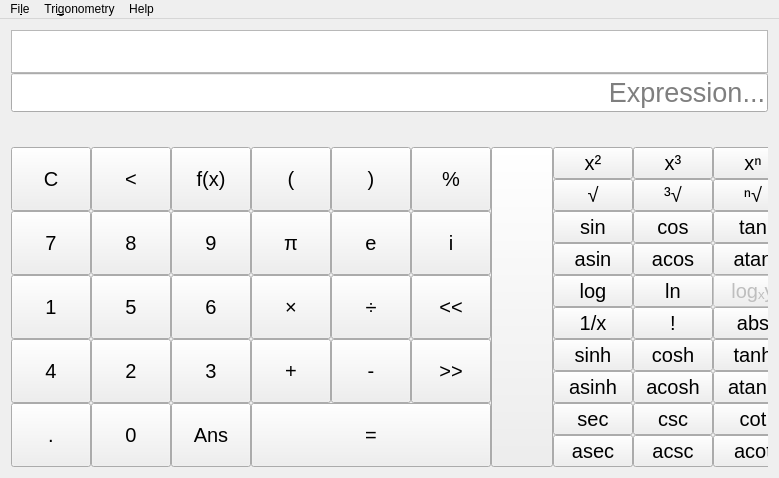
First picture: the form in mainwindow.ui, repository theCheeseboard/thecalculator, before the edit.
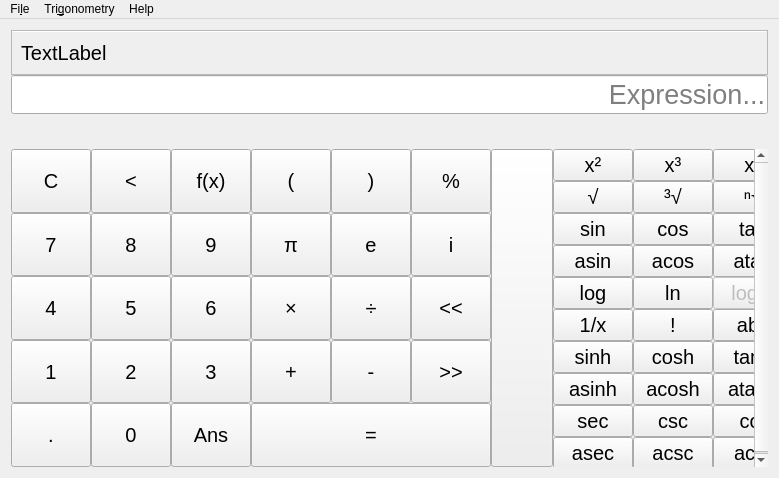
Second picture: the form after the edit. Icons and pictures are not drawn. Custom widgets are drawn as their Qt base class.

The edit to the form file:
```diff
--- a/mainwindow.ui
+++ b/mainwindow.ui
@@ -51,59 +51,111 @@
          <pointsize>15</pointsize>
         </font>
        </property>
-       <layout class="QGridLayout" name="gridLayout">
+       <layout class="QVBoxLayout" name="verticalLayout_5">
         <property name="spacing">
          <number>0</number>
         </property>
-        <item row="3" column="0" colspan="8">
-         <widget class="QWidget" name="answerContainer" native="true">
-          <property name="sizePolicy">
-           <sizepolicy hsizetype="Preferred" vsizetype="Fixed">
-            <horstretch>0</horstretch>
-            <verstretch>0</verstretch>
-           </sizepolicy>
+        <item>
+         <widget class="QFrame" name="topFrame">
+          <property name="frameShape">
+           <enum>QFrame::StyledPanel</enum>
           </property>
-          <layout class="QHBoxLayout" name="horizontalLayout">
-           <property name="sizeConstraint">
-            <enum>QLayout::SetMinAndMaxSize</enum>
+          <property name="frameShadow">
+           <enum>QFrame::Sunken</enum>
+          </property>
+          <layout class="QVBoxLayout" name="verticalLayout_6">
+           <property name="spacing">
+            <number>0</number>
            </property>
            <property name="leftMargin">
             <number>0</number>
            </property>
            <property name="topMargin">
-            <number>6</number>
+            <number>0</number>
            </property>
            <property name="rightMargin">
             <number>0</number>
            </property>
            <property name="bottomMargin">
-            <number>6</number>
+            <number>0</number>
            </property>
            <item>
-            <widget class="QLabel" name="answerLabel">
+            <widget class="QListWidget" name="historyWidget">
              <property name="sizePolicy">
-              <sizepolicy hsizetype="Ignored" vsizetype="Maximum">
+              <sizepolicy hsizetype="Expanding" vsizetype="Ignored">
                <horstretch>0</horstretch>
                <verstretch>0</verstretch>
               </sizepolicy>
              </property>
-             <property name="font">
-              <font>
-               <pointsize>15</pointsize>
-              </font>
+             <property name="frameShape">
+              <enum>QFrame::NoFrame</enum>
              </property>
-             <property name="text">
-              <string/>
-             </property>
-             <property name="alignment">
-              <set>Qt::AlignRight|Qt::AlignTrailing|Qt::AlignVCenter</set>
-             </property>
+            </widget>
+           </item>
+           <item>
+            <widget class="QWidget" name="helpWidget" native="true">
+             <layout class="QVBoxLayout" name="verticalLayout_7">
+              <property name="spacing">
+               <number>0</number>
+              </property>
+              <property name="leftMargin">
+               <number>0</number>
+              </property>
+              <property name="topMargin">
+               <number>0</number>
+              </property>
+              <property name="rightMargin">
+               <number>0</number>
+              </property>
+              <property name="bottomMargin">
+               <number>0</number>
+              </property>
+              <item>
+               <widget class="Line" name="line_3">
+                <property name="maximumSize">
+                 <size>
+                  <width>16777215</width>
+                  <height>1</height>
+                 </size>
+                </property>
+                <property name="orientation">
+                 <enum>Qt::Horizontal</enum>
+                </property>
+               </widget>
+              </item>
+              <item>
+               <layout class="QVBoxLayout" name="verticalLayout_8">
+                <property name="spacing">
+                 <number>6</number>
+                </property>
+                <property name="leftMargin">
+                 <number>9</number>
+                </property>
+                <property name="topMargin">
+                 <number>9</number>
+                </property>
+                <property name="rightMargin">
+                 <number>9</number>
+                </property>
+                <property name="bottomMargin">
+                 <number>9</number>
+                </property>
+                <item>
+                 <widget class="QLabel" name="label_4">
+                  <property name="text">
+                   <string>TextLabel</string>
+                  </property>
+                 </widget>
+                </item>
+               </layout>
+              </item>
+             </layout>
             </widget>
            </item>
           </layout>
          </widget>
         </item>
-        <item row="1" column="0" colspan="8">
+        <item>
          <widget class="ExpressionLineEdit" name="expressionBox">
           <property name="font">
            <font>
@@ -121,7 +173,55 @@
           </property>
          </widget>
         </item>
-        <item row="4" column="0" colspan="8">
+        <item>
+         <widget class="QWidget" name="answerContainer" native="true">
+          <property name="sizePolicy">
+           <sizepolicy hsizetype="Preferred" vsizetype="Fixed">
+            <horstretch>0</horstretch>
+            <verstretch>0</verstretch>
+           </sizepolicy>
+          </property>
+          <layout class="QHBoxLayout" name="horizontalLayout">
+           <property name="sizeConstraint">
+            <enum>QLayout::SetMinAndMaxSize</enum>
+           </property>
+           <property name="leftMargin">
+            <number>0</number>
+           </property>
+           <property name="topMargin">
+            <number>6</number>
+           </property>
+           <property name="rightMargin">
+            <number>0</number>
+           </property>
+           <property name="bottomMargin">
+            <number>6</number>
+           </property>
+           <item>
+            <widget class="QLabel" name="answerLabel">
+             <property name="sizePolicy">
+              <sizepolicy hsizetype="Ignored" vsizetype="Maximum">
+               <horstretch>0</horstretch>
+               <verstretch>0</verstretch>
+              </sizepolicy>
+             </property>
+             <property name="font">
+              <font>
+               <pointsize>15</pointsize>
+              </font>
+             </property>
+             <property name="text">
+              <string/>
+             </property>
+             <property name="alignment">
+              <set>Qt::AlignRight|Qt::AlignTrailing|Qt::AlignVCenter</set>
+             </property>
+            </widget>
+           </item>
+          </layout>
+         </widget>
+        </item>
+        <item>
          <widget class="QWidget" name="buttonsWidget" native="true">
           <layout class="QGridLayout" name="gridLayout_3">
            <property name="leftMargin">
@@ -327,19 +427,6 @@
              </property>
             </widget>
            </item>
-           <item row="3" column="0">
-            <widget class="CalcButton" name="FourButton">
-             <property name="sizePolicy">
-              <sizepolicy hsizetype="Preferred" vsizetype="Preferred">
-               <horstretch>0</horstretch>
-               <verstretch>0</verstretch>
-              </sizepolicy>
-             </property>
-             <property name="text">
-              <string notr="true">4</string>
-             </property>
-            </widget>
-           </item>
            <item row="4" column="1">
             <widget class="CalcButton" name="ZeroButton">
              <property name="sizePolicy">
@@ -380,8 +467,8 @@
                <rect>
                 <x>0</x>
                 <y>0</y>
-                <width>244</width>
-                <height>250</height>
+                <width>248</width>
+                <height>190</height>
                </rect>
               </property>
               <layout class="QGridLayout" name="gridLayout_2">
@@ -789,19 +876,6 @@
              </property>
             </widget>
            </item>
-           <item row="2" column="0">
-            <widget class="CalcButton" name="OneButton">
-             <property name="sizePolicy">
-              <sizepolicy hsizetype="Preferred" vsizetype="Preferred">
-               <horstretch>0</horstretch>
-               <verstretch>0</verstretch>
-              </sizepolicy>
-             </property>
-             <property name="text">
-              <string notr="true">1</string>
-             </property>
-            </widget>
-           </item>
            <item row="2" column="5">
             <widget class="CalcButton" name="leftShiftButton">
              <property name="sizePolicy">
@@ -979,19 +1053,35 @@
              </property>
             </widget>
            </item>
+           <item row="2" column="0">
+            <widget class="CalcButton" name="FourButton">
+             <property name="sizePolicy">
+              <sizepolicy hsizetype="Preferred" vsizetype="Preferred">
+               <horstretch>0</horstretch>
+               <verstretch>0</verstretch>
+              </sizepolicy>
+             </property>
+             <property name="text">
+              <string notr="true">4</string>
+             </property>
+            </widget>
+           </item>
+           <item row="3" column="0">
+            <widget class="CalcButton" name="OneButton">
+             <property name="sizePolicy">
+              <sizepolicy hsizetype="Preferred" vsizetype="Preferred">
+               <horstretch>0</horstretch>
+               <verstretch>0</verstretch>
+              </sizepolicy>
+             </property>
+             <property name="text">
+              <string notr="true">1</string>
+             </property>
+            </widget>
+           </item>
           </layout>
          </widget>
         </item>
-        <item row="0" column="0" colspan="8">
-         <widget class="QListWidget" name="historyWidget">
-          <property name="sizePolicy">
-           <sizepolicy hsizetype="Expanding" vsizetype="Ignored">
-            <horstretch>0</horstretch>
-            <verstretch>0</verstretch>
-           </sizepolicy>
-          </property>
-         </widget>
-        </item>
        </layout>
       </widget>
       <widget class="QWidget" name="page_2">
```
Left out of the diff: 20 changed lines with no effect on the pictures.
